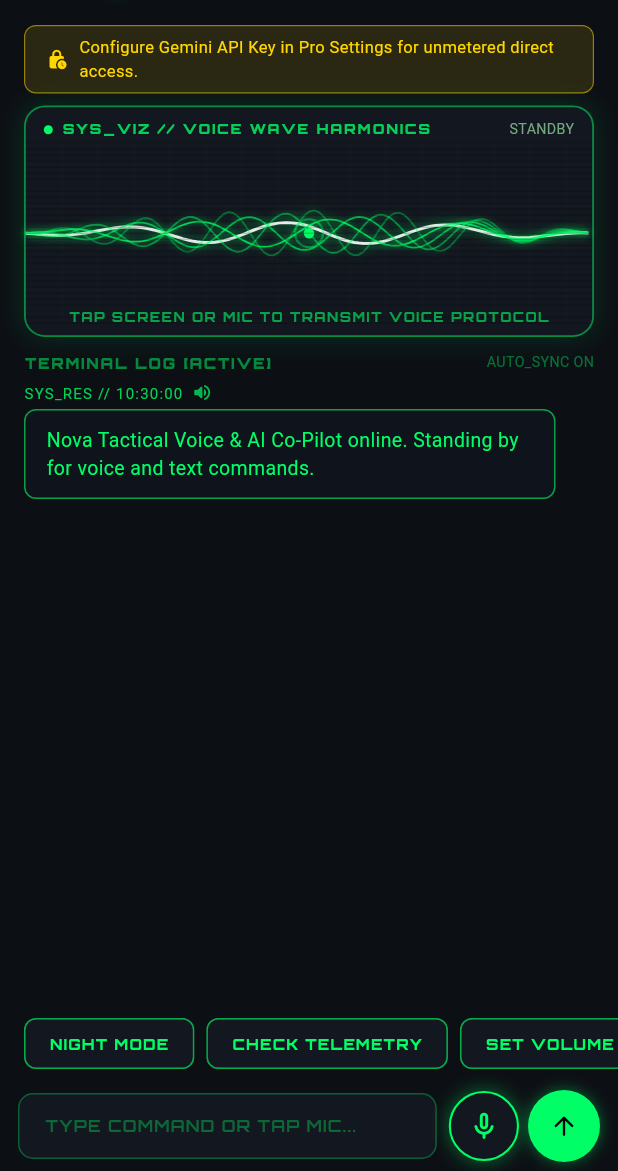
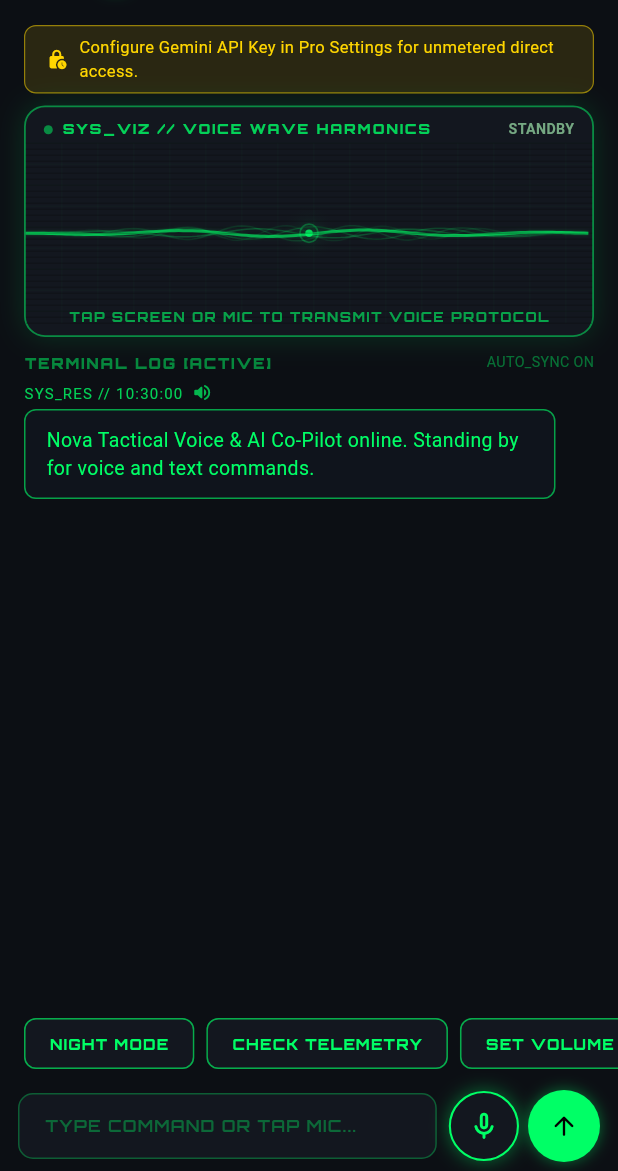
Before and after one commit to Dulmin2021/wintroller, a Flutter app: the NovaAssistantScreen screen opened directly, on a phone screen of 412 x 824 dp, the part 65-1236 px from its top. Run offline on Flutter 3.47's test engine with Material 3 defaults, Android fonts, the phone set to English and light mode, and no system bars; our stand-ins replace file_picker, flutter_riverpod, flutter_secure_storage, flutter_tts, google_fonts, permission_handler and 2 more; missing offline and left inert: mobile_scanner; accounts and stored records are empty.

Commit message:
Add microphone noise-gate filter, silence baseline laser line, and clean voice frequency detection to Nova Voice Visualizer

```diff
--- a/lib/features/nova/nova_assistant_screen.dart
+++ b/lib/features/nova/nova_assistant_screen.dart
@@ -89,8 +89,10 @@ class _NovaAssistantScreenState extends ConsumerState<NovaAssistantScreen> with
     final voice = ref.read(novaVoiceServiceProvider);
     _soundSub = voice.soundLevelStream.listen((level) {
       if (mounted) {
+        // Noise Gate: filter ambient background hiss below 2.0 dB
+        final cleanLevel = level > 2.0 ? level : 0.0;
         setState(() {
-          _soundLevel = level;
+          _soundLevel = cleanLevel;
         });
       }
     });
@@ -428,7 +430,9 @@ class _NovaAssistantScreenState extends ConsumerState<NovaAssistantScreen> with
                               height: 6,
                               decoration: BoxDecoration(
                                 shape: BoxShape.circle,
-                                color: _isListening ? const Color(0xFFFF3366) : colors.primary,
+                                color: _isListening
+                                    ? (_soundLevel > 0 ? const Color(0xFF00FF66) : colors.primary)
+                                    : colors.primary.withOpacity(0.5),
                               ),
                             ),
                             const SizedBox(width: 6),
@@ -437,7 +441,7 @@ class _NovaAssistantScreenState extends ConsumerState<NovaAssistantScreen> with
                               style: GoogleFonts.orbitron(
                                 fontSize: 9.5,
                                 fontWeight: FontWeight.w900,
-                                color: _isListening ? const Color(0xFFFF3366) : colors.primary.withOpacity(0.8),
+                                color: _isListening ? const Color(0xFF00FF66) : colors.primary.withOpacity(0.8),
                                 letterSpacing: 1.2,
                               ),
                             ),
@@ -450,11 +454,14 @@ class _NovaAssistantScreenState extends ConsumerState<NovaAssistantScreen> with
                         right: 12,
                         child: Text(
                           _isListening
-                              ? 'MIC: ACTIVE (${_soundLevel.toStringAsFixed(1)} dB)'
+                              ? (_soundLevel > 0 ? 'VOICE: ACTIVE' : 'MIC: LISTENING')
                               : (_isSpeaking ? 'TTS: SPEAKING' : 'STANDBY'),
                           style: GoogleFonts.shareTechMono(
                             fontSize: 9.5,
-                            color: _isListening ? const Color(0xFFFF3366) : colors.onSurfaceVariant,
+                            fontWeight: FontWeight.w700,
+                            color: _isListening
+                                ? (_soundLevel > 0 ? const Color(0xFF00FF66) : colors.primary.withOpacity(0.7))
+                                : colors.onSurfaceVariant,
                           ),
                         ),
                       ),
@@ -465,7 +472,7 @@ class _NovaAssistantScreenState extends ConsumerState<NovaAssistantScreen> with
                           soundLevel: _soundLevel,
                           isListening: _isListening,
                           isSpeaking: _isSpeaking,
-                          primaryColor: _isListening ? const Color(0xFFFF3366) : colors.primary,
+                          primaryColor: const Color(0xFF00FF66),
                           height: 120,
                         ),
                       ),
--- a/lib/widgets/nova_voice_wave_visualizer.dart
+++ b/lib/widgets/nova_voice_wave_visualizer.dart
@@ -14,7 +14,7 @@ class NovaVoiceWaveVisualizer extends StatefulWidget {
     required this.isListening,
     required this.isSpeaking,
     this.primaryColor = const Color(0xFF00FF66),
-    this.height = 140,
+    this.height = 130,
   });
 
   @override
@@ -23,13 +23,14 @@ class NovaVoiceWaveVisualizer extends StatefulWidget {
 
 class _NovaVoiceWaveVisualizerState extends State<NovaVoiceWaveVisualizer> with SingleTickerProviderStateMixin {
   late final AnimationController _controller;
+  double _smoothedVoicePower = 0.0;
 
   @override
   void initState() {
     super.initState();
     _controller = AnimationController(
       vsync: this,
-      duration: const Duration(milliseconds: 2500),
+      duration: const Duration(milliseconds: 2400),
     )..repeat();
   }
 
@@ -39,8 +40,27 @@ class _NovaVoiceWaveVisualizerState extends State<NovaVoiceWaveVisualizer> with
     super.dispose();
   }
 
+  // Noise gate: filters out ambient hiss and negative decibels
+  double _calculateVoicePower() {
+    if (widget.isSpeaking) return 0.75;
+    if (!widget.isListening) return 0.0;
+
+    // Filter background noise threshold (below 2.0 dB is room hiss/silence)
+    if (widget.soundLevel <= 2.0) {
+      return 0.0;
+    }
+
+    // Normalize voice volume from 2.0 dB to 10.0+ dB into 0.0 -> 1.0
+    final normalized = (widget.soundLevel - 2.0) / 7.5;
+    return normalized.clamp(0.0, 1.0);
+  }
+
   @override
   Widget build(BuildContext context) {
+    final targetPower = _calculateVoicePower();
+    // Smooth transition between silence and voice
+    _smoothedVoicePower += (targetPower - _smoothedVoicePower) * 0.35;
+
     return AnimatedBuilder(
       animation: _controller,
       builder: (context, child) {
@@ -48,7 +68,7 @@ class _NovaVoiceWaveVisualizerState extends State<NovaVoiceWaveVisualizer> with
           size: Size(double.infinity, widget.height),
           painter: _NovaShaderWavePainter(
             time: _controller.value * 2 * math.pi,
-            soundLevel: widget.soundLevel,
+            voicePower: _smoothedVoicePower,
             isListening: widget.isListening,
             isSpeaking: widget.isSpeaking,
             primaryColor: widget.primaryColor,
@@ -61,14 +81,14 @@ class _NovaVoiceWaveVisualizerState extends State<NovaVoiceWaveVisualizer> with
 
 class _NovaShaderWavePainter extends CustomPainter {
   final double time;
-  final double soundLevel;
+  final double voicePower; // 0.0 = silence, 1.0 = loud voice
   final bool isListening;
   final bool isSpeaking;
   final Color primaryColor;
 
   _NovaShaderWavePainter({
     required this.time,
-    required this.soundLevel,
+    required this.voicePower,
     required this.isListening,
     required this.isSpeaking,
     required this.primaryColor,
@@ -80,7 +100,7 @@ class _NovaShaderWavePainter extends CustomPainter {
     final width = size.width;
     final height = size.height;
 
-    // 1. Draw subtle HUD grid background
+    // 1. Subtle HUD grid background
     final gridPaint = Paint()
       ..color = primaryColor.withOpacity(0.04)
       ..strokeWidth = 0.5;
@@ -92,16 +112,17 @@ class _NovaShaderWavePainter extends CustomPainter {
       canvas.drawLine(Offset(x, 0), Offset(x, height), gridPaint);
     }
 
-    // 2. Central Pulsing Radial Glow (Core from Stitch shader)
-    final pulseScale = isListening
-        ? 1.0 + (soundLevel.clamp(0.0, 10.0) / 12.0)
-        : (isSpeaking ? 1.1 + 0.15 * math.sin(time * 3) : 0.8 + 0.2 * math.sin(time * 2));
+    // 2. Center Baseline Laser Glow (Steady when silent, pulses when speaking)
+    final isVoiceActive = voicePower > 0.05;
+    final pulseScale = isVoiceActive
+        ? 1.0 + (voicePower * 0.8)
+        : (isSpeaking ? 1.0 + 0.15 * math.sin(time * 3) : 0.6 + 0.08 * math.sin(time * 1.5));
 
-    final coreRadius = (35.0 * pulseScale).clamp(20.0, 70.0);
+    final coreRadius = (30.0 * pulseScale).clamp(14.0, 60.0);
     final coreGradient = RadialGradient(
       colors: [
-        primaryColor.withOpacity(isListening ? 0.35 : 0.20),
-        primaryColor.withOpacity(isListening ? 0.12 : 0.05),
+        primaryColor.withOpacity(isVoiceActive ? 0.35 : 0.10),
+        primaryColor.withOpacity(isVoiceActive ? 0.10 : 0.02),
         Colors.transparent,
       ],
       stops: const [0.0, 0.5, 1.0],
@@ -113,28 +134,28 @@ class _NovaShaderWavePainter extends CustomPainter {
       );
     canvas.drawCircle(center, coreRadius, corePaint);
 
-    // 3. Multi-Harmonic Sine Waves (5 distinct layers directly matching Stitch WebGL shader)
-    final activeMultiplier = isListening
-        ? (1.0 + (soundLevel.clamp(0.0, 10.0) / 4.0))
-        : (isSpeaking ? 1.4 : 0.5);
-
+    // 3. Multi-Harmonic Waves:
+    // - When SILENT (voicePower == 0): Calm, elegant laser baseline line
+    // - When SPEAKING (voicePower > 0): 5 harmonic sine waves explode matching voice
     const int waveCount = 5;
     for (int i = 0; i < waveCount; i++) {
-      final speed = time * (1.5 + i * 0.25);
-      final baseAmplitude = (height * 0.12) + (i * 4.0);
-      final amplitude = baseAmplitude * activeMultiplier;
-      final frequency = (3.5 + i * 0.8) / width * 2 * math.pi;
+      final speed = time * (1.2 + i * 0.2);
+
+      // Amplitude: resting baseline when silent (1.5px), expanding up to 45px when voice is heard
+      final baseAmp = (height * 0.03) + (i * 0.5);
+      final voiceAmp = ((height * 0.28) + (i * 5.0)) * voicePower;
+      final amplitude = isVoiceActive ? (baseAmp + voiceAmp) : baseAmp * (0.8 + 0.2 * math.sin(time + i));
+
+      final frequency = (3.0 + i * 0.7) / width * 2 * math.pi;
 
       final path = Path();
       bool isFirst = true;
 
       for (double x = 0; x <= width; x += 3) {
-        // Normalized distance from center (-1.0 to 1.0)
         final nx = (x - center.dx) / (width / 2);
-        // Smoothstep horizontal edge mask: fades wave near edges
+        // Smoothstep edge fade
         final edgeMask = math.max(0.0, 1.0 - (nx.abs() * nx.abs()));
-
-        final y = center.dy + math.sin(x * frequency + speed + (i * 0.7)) * amplitude * edgeMask;
+        final y = center.dy + math.sin(x * frequency + speed + (i * 0.8)) * amplitude * edgeMask;
 
         if (isFirst) {
           path.moveTo(x, y);
@@ -144,33 +165,36 @@ class _NovaShaderWavePainter extends CustomPainter {
         }
       }
 
-      final alpha = (0.9 - (i * 0.14)).clamp(0.2, 0.95);
+      final alpha = isVoiceActive
+          ? (0.95 - (i * 0.12)).clamp(0.2, 0.95)
+          : (i == 0 ? 0.6 : (0.25 - i * 0.04)).clamp(0.05, 0.6);
+
       final glowPaint = Paint()
-        ..color = primaryColor.withOpacity(alpha * 0.5)
+        ..color = primaryColor.withOpacity(alpha * (isVoiceActive ? 0.6 : 0.2))
         ..style = PaintingStyle.stroke
-        ..strokeWidth = (i == 0 ? 3.0 : (2.0 - i * 0.2)).clamp(1.0, 3.5)
-        ..maskFilter = MaskFilter.blur(BlurStyle.normal, (i == 0 ? 4.0 : 2.0));
+        ..strokeWidth = (i == 0 ? 3.0 : 1.5)
+        ..maskFilter = MaskFilter.blur(BlurStyle.normal, (isVoiceActive ? (i == 0 ? 4.0 : 2.0) : 1.0));
 
       final linePaint = Paint()
-        ..color = (i == 0 ? Colors.white : primaryColor).withOpacity(alpha)
+        ..color = (i == 0 && isVoiceActive ? Colors.white : primaryColor).withOpacity(alpha)
         ..style = PaintingStyle.stroke
-        ..strokeWidth = (i == 0 ? 2.0 : 1.2);
+        ..strokeWidth = (i == 0 ? 2.0 : 1.0);
 
       canvas.drawPath(path, glowPaint);
       canvas.drawPath(path, linePaint);
     }
 
-    // 4. Center Core Energy Ring
+    // 4. Center Core Dot
     final ringPaint = Paint()
-      ..color = primaryColor.withOpacity(isListening ? 0.8 : 0.4)
+      ..color = primaryColor.withOpacity(isVoiceActive ? 0.8 : 0.3)
       ..style = PaintingStyle.stroke
-      ..strokeWidth = 1.5;
-    canvas.drawCircle(center, 12 * pulseScale, ringPaint);
+      ..strokeWidth = 1.2;
+    canvas.drawCircle(center, 9 * pulseScale, ringPaint);
 
     final dotPaint = Paint()
-      ..color = isListening ? Colors.white : primaryColor
+      ..color = isVoiceActive ? Colors.white : primaryColor.withOpacity(0.8)
       ..style = PaintingStyle.fill;
-    canvas.drawCircle(center, 3.5, dotPaint);
+    canvas.drawCircle(center, isVoiceActive ? 3.5 : 2.5, dotPaint);
 
     // 5. Scanlines overlay
     final scanlinePaint = Paint()
@@ -184,7 +208,7 @@ class _NovaShaderWavePainter extends CustomPainter {
   @override
   bool shouldRepaint(covariant _NovaShaderWavePainter oldDelegate) {
     return oldDelegate.time != time ||
-        oldDelegate.soundLevel != soundLevel ||
+        oldDelegate.voicePower != voicePower ||
         oldDelegate.isListening != isListening ||
         oldDelegate.isSpeaking != isSpeaking ||
         oldDelegate.primaryColor != primaryColor;
```
